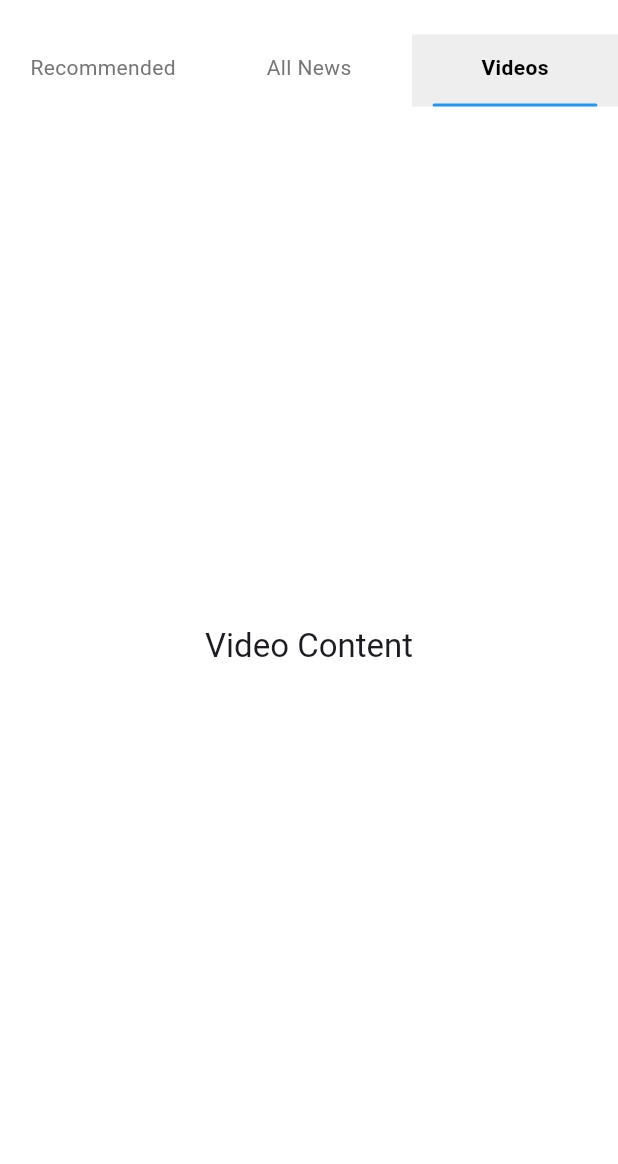
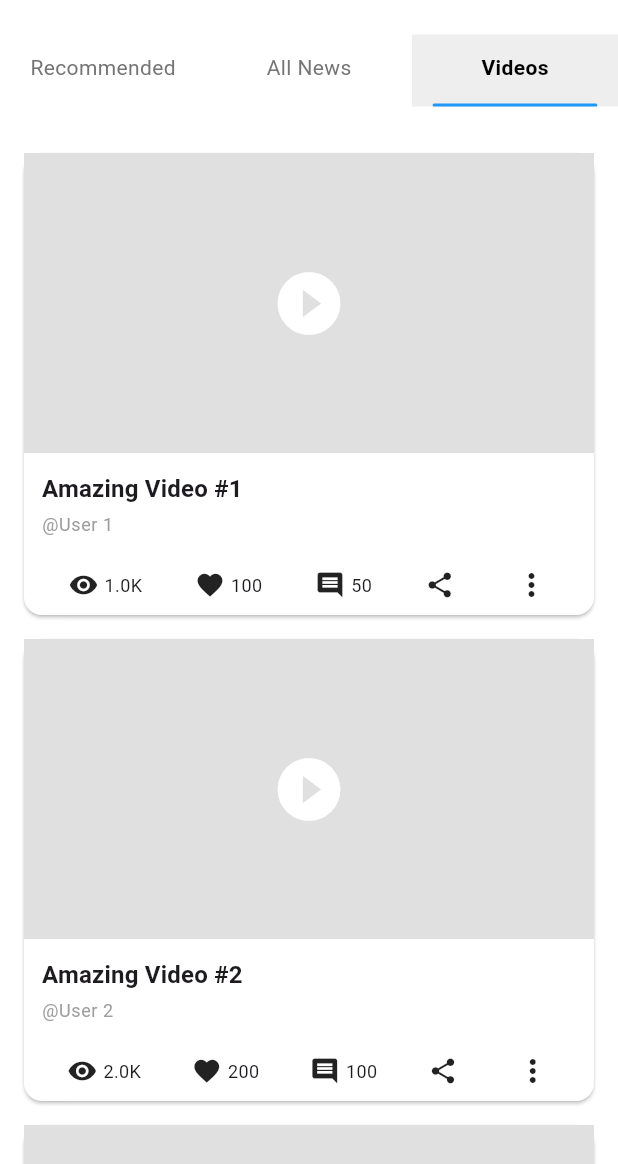
Before and after one commit to ChanSuvannet/CoinXplorer, a Flutter app: the NewsPage screen opened directly, swiped to page 3, on a phone screen of 412 x 824 dp, the part 72-1236 px from its top. Run offline on Flutter 3.47's test engine with Material 3 defaults, Android fonts, the phone set to English and light mode, and no system bars; our stand-ins replace google_fonts; network calls fail.

Commit message:
news video page

```diff
--- /dev/null
+++ b/lib/presentation/screens/s3_home/a2_news/component/video.card.dart
@@ -0,0 +1,102 @@
+import 'package:flutter/material.dart';
+class VideoCard extends StatelessWidget {
+  final String username;
+  final String videoTitle;
+  final int views;
+  final int likes;
+  final int comments;
+
+  const VideoCard({
+    super.key,
+    required this.username,
+    required this.videoTitle,
+    required this.views,
+    required this.likes,
+    required this.comments,
+  });
+
+  @override
+  Widget build(BuildContext context) {
+    return Card(
+      margin: const EdgeInsets.only(bottom: 16.0),
+      color: Colors.white,
+      shape: RoundedRectangleBorder(
+        borderRadius: BorderRadius.circular(12.0)
+      ),
+      child: Column(
+        crossAxisAlignment: CrossAxisAlignment.start,
+        children: [
+          // Video placeholder (you can replace with actual video player)
+          Container(
+            height: 200,
+            width: double.infinity,
+            color: Colors.grey[300],
+            child: const Center(
+              child: Icon(Icons.play_circle_fill, size: 50, color: Colors.white),
+            ),
+          ),
+
+          // User info and title
+          Padding(
+            padding: const EdgeInsets.all(12.0),
+            child: Column(
+              crossAxisAlignment: CrossAxisAlignment.start,
+              children: [
+                Text(
+                  videoTitle,
+                  style: Theme.of(context).textTheme.titleMedium?.copyWith(
+                    fontWeight: FontWeight.bold,
+                  ),
+                ),
+                const SizedBox(height: 4),
+                Text(
+                  '@$username',
+                  style: Theme.of(context).textTheme.bodySmall?.copyWith(
+                    color: Colors.grey,
+                  ),
+                ),
+              ],
+            ),
+          ),
+
+          // Interaction buttons
+          Padding(
+            padding: const EdgeInsets.symmetric(horizontal: 12.0, vertical: 8.0),
+            child: Row(
+              mainAxisAlignment: MainAxisAlignment.spaceAround,
+              children: [
+                _buildInteractionButton(Icons.remove_red_eye, views),
+                _buildInteractionButton(Icons.favorite, likes),
+                _buildInteractionButton(Icons.comment, comments),
+                _buildInteractionButton(Icons.share, 0),
+                const Icon(Icons.more_vert),
+              ],
+            ),
+          ),
+        ],
+      ),
+    );
+  }
+
+  Widget _buildInteractionButton(IconData icon, int count) {
+    return Row(
+      children: [
+        Icon(icon, size: 20),
+        const SizedBox(width: 4),
+        Text(
+          count > 0 ? _formatCount(count) : '',
+          style: const TextStyle(fontSize: 12),
+        ),
+      ],
+    );
+  }
+
+  String _formatCount(int count) {
+    if (count >= 1000000) {
+      return '${(count / 1000000).toStringAsFixed(1)}M';
+    } else if (count >= 1000) {
+      return '${(count / 1000).toStringAsFixed(1)}K';
+    }
+    return count.toString();
+  }
+}
--- /dev/null
+++ b/lib/presentation/screens/s3_home/a2_news/models/model.video.dart
@@ -0,0 +1,21 @@
+class Video {
+  final String id;
+  final String username;
+  final String title;
+  final String thumbnailUrl;
+  final int views;
+  final int likes;
+  final int comments;
+  final Duration duration;
+
+  Video({
+    required this.id,
+    required this.username,
+    required this.title,
+    required this.thumbnailUrl,
+    required this.views,
+    required this.likes,
+    required this.comments,
+    required this.duration,
+  });
+}
--- a/lib/presentation/screens/s3_home/a2_news/pages/recommended.page.dart
+++ b/lib/presentation/screens/s3_home/a2_news/pages/recommended.page.dart
@@ -21,13 +21,13 @@ const List<News> newsList = [
   News(
     title: 'Flutter 3.0 Released',
     description: 'Google announces the latest version of Flutter with new features and improvements.',
-    imageUrl: 'https://picsum.photos/id/1/500/300',
+    imageUrl: 'https://picsum.photos/id/3/500/300',
     date: 'May 12, 2023',
   ),
   News(
     title: 'Dart 3.0 Brings Major Updates',
     description: 'The new version of Dart introduces pattern matching and other powerful features.',
-    imageUrl: 'https://picsum.photos/id/2/500/300',
+    imageUrl: 'https://picsum.photos/id/3/500/300',
     date: 'May 10, 2023',
   ),
   News(
@@ -88,7 +88,9 @@ class _RecommendedPageState extends State<RecommendedPage> {
   }
 
   @override
-  Widget build(BuildContext context) {
+  Widget build(
+    BuildContext context,
+    ) {
     return Column(
       children: [
         // Billboard/Slider Section
--- a/lib/presentation/screens/s3_home/a2_news/pages/videos.page.dart
+++ b/lib/presentation/screens/s3_home/a2_news/pages/videos.page.dart
@@ -1,18 +1,25 @@
 import 'package:flutter/material.dart';
+import '../component/video.card.dart';
 
 class VideoPage extends StatelessWidget {
   const VideoPage({super.key});
 
   @override
   Widget build(BuildContext context) {
-    return Padding(
-      padding: const EdgeInsets.all(16.0),
-      child: Center(
-        child: Text(
-          'Video Content',
-          style: Theme.of(context).textTheme.titleLarge,
-          textAlign: TextAlign.center,
-        ),
+    return Scaffold(
+      backgroundColor: Colors.white,
+      body: ListView.builder(
+        padding: const EdgeInsets.all(16.0),
+        itemCount: 5, // Number of video cards to display
+        itemBuilder: (context, index) {
+          return VideoCard(
+            username: 'User ${index + 1}',
+            videoTitle: 'Amazing Video #${index + 1}',
+            views: (index + 1) * 1000,
+            likes: (index + 1) * 100,
+            comments: (index + 1) * 50,
+          );
+        },
       ),
     );
   }
```
Also changed, not shown: assets/images/blog_new_1.jpg (added), assets/images/blog_news_2.jpg (added), assets/images/blog_news_3.jpg (added), lib/presentation/screens/s3_home/a2_news/images/blog_new_1.jpg (added), lib/presentation/screens/s3_home/a2_news/images/blog_news_2.jpg (added), lib/presentation/screens/s3_home/a2_news/images/blog_news_3.jpg (added).
